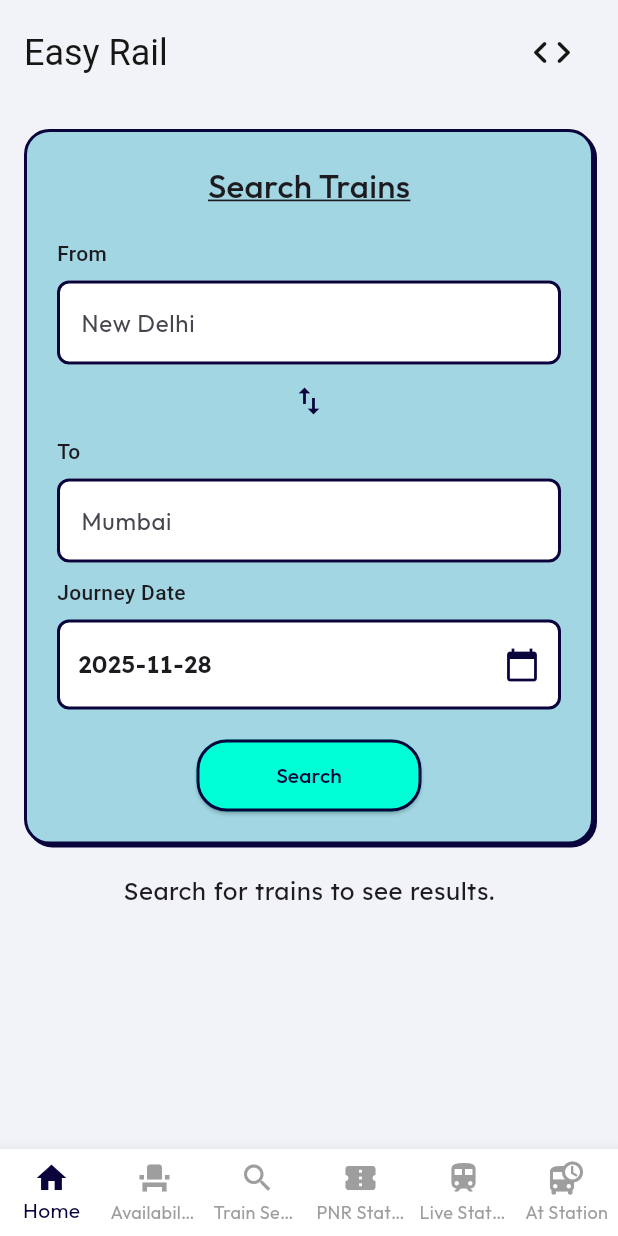
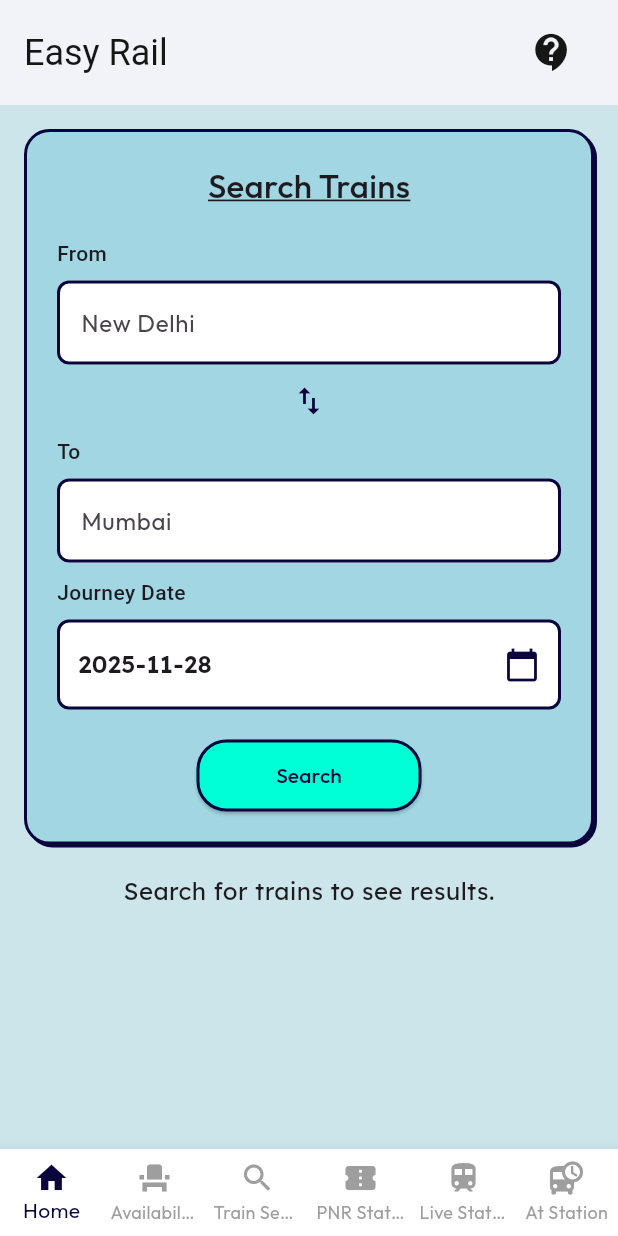
Before and after one commit to kunal7236/easy_rail_app, a Flutter app: the screen it shows after launch, on a phone screen of 412 x 824 dp. Run offline on Flutter 3.47's test engine with Material 3 defaults, Android fonts, the phone set to English and light mode, and no system bars; our stand-ins replace flutter_dotenv, scrollable_positioned_list; Roboto replaces fonts that are missing (Lemonada, Montserrat).

Commit message:
chaged the app header logo and background color

```diff
--- a/lib/main.dart
+++ b/lib/main.dart
@@ -93,6 +93,7 @@ class MainNavigationState extends State<MainNavigation> {
   @override
   Widget build(BuildContext context) {
     return Scaffold(
+      backgroundColor: const Color(0xFFCCE5EB),
       appBar: const AppHeader(),
 
       // The main content area
--- a/lib/widgets/app_header.dart
+++ b/lib/widgets/app_header.dart
@@ -30,7 +30,7 @@ class AppHeader extends StatelessWidget implements PreferredSizeWidget {
       actions: [
         IconButton(
           icon: const Icon(
-            Icons.code_rounded, // A good substitute for the  logo
+            Icons.contact_support, // A good substitute for the  logo
             color: AppTheme.textPrimary,
             size: 30.0, // Close to your 40px SVG size
           ),
```
